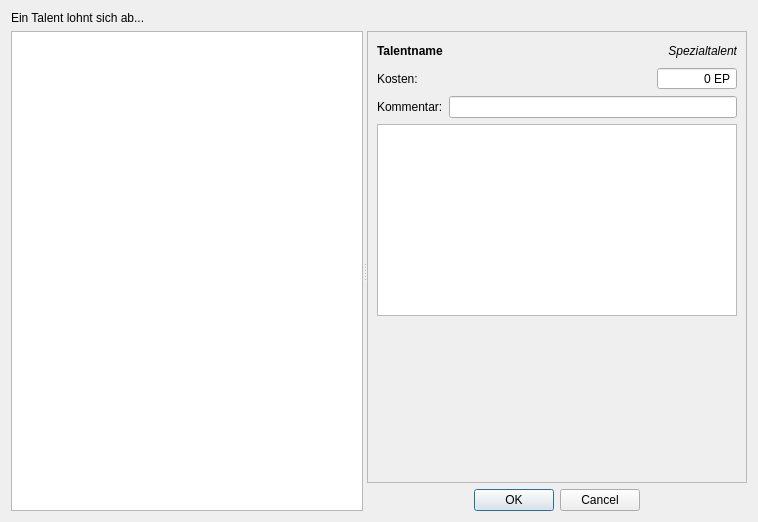
Before: the Qt Designer form designer/CharakterTalentPicker.ui in brzGatsu/Taverne, drawn with Qt 5.
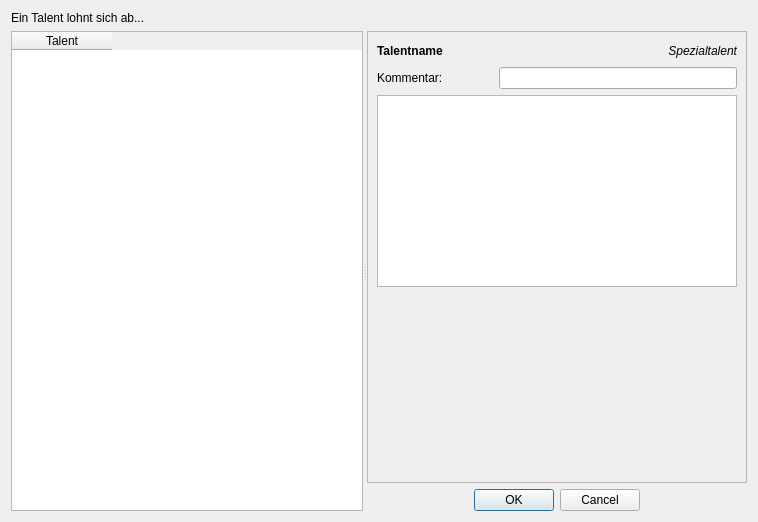
After: the same form once the commit is applied.

Commit message: Update talent erfahrungsgrad UI directly in Taverne and remove plugin

Diff of the .ui file:
```diff
--- a/designer/CharakterTalentPicker.ui
+++ b/designer/CharakterTalentPicker.ui
@@ -19,13 +19,36 @@
      <property name="orientation">
       <enum>Qt::Orientation::Horizontal</enum>
      </property>
-     <widget class="QListView" name="listTalente">
-      <property name="sizePolicy">
-       <sizepolicy hsizetype="Expanding" vsizetype="Expanding">
-        <horstretch>0</horstretch>
-        <verstretch>0</verstretch>
-       </sizepolicy>
+     <widget class="QTableWidget" name="listTalente">
+      <property name="editTriggers">
+       <set>QAbstractItemView::EditTrigger::NoEditTriggers</set>
       </property>
+      <property name="selectionMode">
+       <enum>QAbstractItemView::SelectionMode::SingleSelection</enum>
+      </property>
+      <property name="selectionBehavior">
+       <enum>QAbstractItemView::SelectionBehavior::SelectRows</enum>
+      </property>
+      <property name="showGrid">
+       <bool>false</bool>
+      </property>
+      <property name="rowCount">
+       <number>0</number>
+      </property>
+      <attribute name="horizontalHeaderHighlightSections">
+       <bool>false</bool>
+      </attribute>
+      <attribute name="horizontalHeaderShowSortIndicator" stdset="0">
+       <bool>false</bool>
+      </attribute>
+      <attribute name="verticalHeaderVisible">
+       <bool>false</bool>
+      </attribute>
+      <column>
+       <property name="text">
+        <string>Talent</string>
+       </property>
+      </column>
      </widget>
      <widget class="QWidget" name="verticalLayoutWidget">
       <layout class="QVBoxLayout" name="verticalLayout">
@@ -59,107 +82,20 @@
            </rect>
           </property>
           <layout class="QGridLayout" name="gridLayout_2">
-           <item row="8" column="0">
+           <item row="7" column="0">
             <widget class="QLabel" name="labelKommentar">
              <property name="text">
               <string>Kommentar:</string>
              </property>
             </widget>
            </item>
-           <item row="5" column="0" colspan="2">
-            <widget class="QLabel" name="labelName">
-             <property name="minimumSize">
-              <size>
-               <width>0</width>
-               <height>20</height>
-              </size>
-             </property>
-             <property name="font">
-              <font>
-               <bold>true</bold>
-              </font>
-             </property>
-             <property name="text">
-              <string>Talentname</string>
-             </property>
-             <property name="class" stdset="0">
-              <string>h4</string>
-             </property>
-            </widget>
-           </item>
-           <item row="6" column="2">
-            <widget class="QSpinBox" name="spinKosten">
-             <property name="sizePolicy">
-              <sizepolicy hsizetype="Expanding" vsizetype="Fixed">
-               <horstretch>0</horstretch>
-               <verstretch>0</verstretch>
-              </sizepolicy>
-             </property>
-             <property name="maximumSize">
-              <size>
-               <width>80</width>
-               <height>16777215</height>
-              </size>
-             </property>
-             <property name="layoutDirection">
-              <enum>Qt::LayoutDirection::LeftToRight</enum>
-             </property>
-             <property name="alignment">
-              <set>Qt::AlignmentFlag::AlignRight|Qt::AlignmentFlag::AlignTrailing|Qt::AlignmentFlag::AlignVCenter</set>
-             </property>
-             <property name="readOnly">
-              <bool>true</bool>
-             </property>
-             <property name="buttonSymbols">
-              <enum>QAbstractSpinBox::ButtonSymbols::NoButtons</enum>
-             </property>
-             <property name="suffix">
-              <string> EP</string>
-             </property>
-             <property name="minimum">
-              <number>0</number>
-             </property>
-             <property name="maximum">
-              <number>9999</number>
-             </property>
-             <property name="singleStep">
-              <number>20</number>
-             </property>
-            </widget>
-           </item>
-           <item row="6" column="0">
-            <widget class="QLabel" name="label_2">
-             <property name="text">
-              <string>Kosten:</string>
-             </property>
-            </widget>
-           </item>
-           <item row="9" column="0" colspan="3">
+           <item row="8" column="0" colspan="3">
             <widget class="QTextBrowser" name="plainText">
              <property name="frameShape">
               <enum>QFrame::Shape::StyledPanel</enum>
              </property>
             </widget>
            </item>
-           <item row="6" column="1">
-            <spacer name="horizontalSpacer_2">
-             <property name="orientation">
-              <enum>Qt::Orientation::Horizontal</enum>
-             </property>
-             <property name="sizeType">
-              <enum>QSizePolicy::Policy::Expanding</enum>
-             </property>
-             <property name="sizeHint" stdset="0">
-              <size>
-               <width>40</width>
-               <height>20</height>
-              </size>
-             </property>
-            </spacer>
-           </item>
-           <item row="8" column="1" colspan="2">
-            <widget class="QLineEdit" name="textKommentar"/>
-           </item>
            <item row="5" column="2">
             <widget class="QLabel" name="labelInfo">
              <property name="minimumSize">
@@ -184,7 +120,28 @@
              </property>
             </widget>
            </item>
-           <item row="10" column="0">
+           <item row="5" column="0" colspan="2">
+            <widget class="QLabel" name="labelName">
+             <property name="minimumSize">
+              <size>
+               <width>0</width>
+               <height>20</height>
+              </size>
+             </property>
+             <property name="font">
+              <font>
+               <bold>true</bold>
+              </font>
+             </property>
+             <property name="text">
+              <string>Talentname</string>
+             </property>
+             <property name="class" stdset="0">
+              <string>h4</string>
+             </property>
+            </widget>
+           </item>
+           <item row="9" column="0">
             <spacer name="verticalSpacer">
              <property name="orientation">
               <enum>Qt::Orientation::Vertical</enum>
@@ -197,6 +154,9 @@
              </property>
             </spacer>
            </item>
+           <item row="7" column="1" colspan="2">
+            <widget class="QLineEdit" name="textKommentar"/>
+           </item>
           </layout>
          </widget>
         </widget>
```
Left out of the diff: 27 changed lines with no effect on the pictures. The commit also changes 11 other files.
